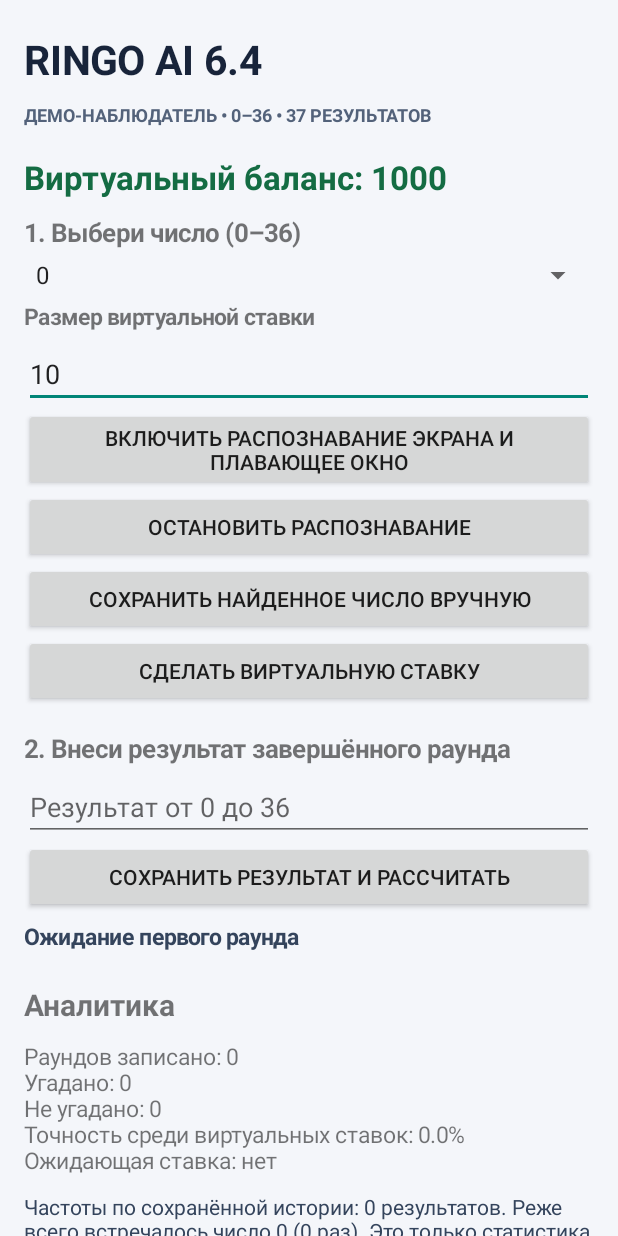
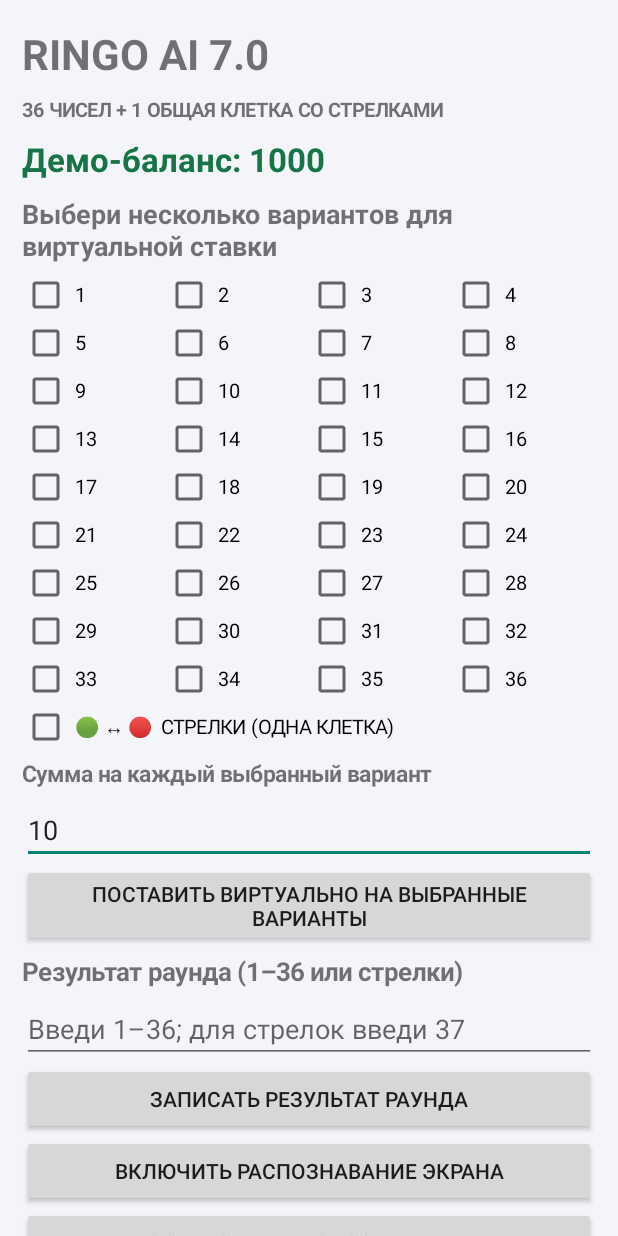
Before and after one commit to bivaz1744-oss/ringo-observer-android, an Android app: the screen it shows after launch (MainActivity), on a phone screen of 412 x 824 dp. Run offline under Robolectric (Android 15) with nearby library versions, the phone set to English and light mode, and no system bars.

Commit message:
Build Ringo AI 7.0 multi-selection demo tracker

```diff
--- a/app/src/main/java/com/ringoai/sixone/MainActivity.java
+++ b/app/src/main/java/com/ringoai/sixone/MainActivity.java
@@ -1,276 +1,70 @@
 package com.ringoai.sixone;
 
-import android.app.Activity;
-import android.os.Bundle;
+import android.app.*;
+import android.os.*;
+import android.content.*;
 import android.graphics.Typeface;
 import android.view.View;
 import android.widget.*;
-import android.content.Intent;
-import android.content.BroadcastReceiver;
-import android.content.Context;
-import android.content.IntentFilter;
 import android.media.projection.MediaProjectionManager;
 import android.provider.Settings;
 import android.net.Uri;
-import android.content.SharedPreferences;
-import java.util.ArrayList;
-import java.util.List;
-import java.util.Locale;
+import java.util.*;
 
 public class MainActivity extends Activity {
-    private SharedPreferences prefs;
-    private TextView balanceView, statsView, statusView, historyView, adviceView;
-    private Spinner numberSpinner;
-    private EditText stakeInput, resultInput;
-    private int balance, wins, losses, rounds;
-    private int lastOcrNumber = -1;
-    private static final int CAPTURE_REQUEST = 620;
-    private BroadcastReceiver ocrReceiver;
-    private int pendingNumber = -1, pendingStake = 0;
-    private final List<Integer> history = new ArrayList<>();
-    private static final int MAX_NUMBER = 36;
-    private static final int OUTCOMES = 37;
-    private static final double DEMO_MULTIPLIER = 5.2; // пример коэффициента из ранее предоставленных пользователем результатов
+  private static final int CAPTURE_REQUEST=620, ARROW=37, TOTAL=37;
+  private android.content.SharedPreferences prefs;
+  private final ArrayList<Integer> history=new ArrayList<>();
+  private final LinkedHashSet<Integer> selected=new LinkedHashSet<>();
+  private final ArrayList<CheckBox> choices=new ArrayList<>();
+  private TextView balanceView,statsView,statusView,historyView,adviceView;
+  private EditText stakeInput,resultInput;
+  private int balance,wins,losses,rounds,pendingStake;
+  private final LinkedHashSet<Integer> pending=new LinkedHashSet<>();
+  private BroadcastReceiver receiver;
 
-    @Override public void onCreate(Bundle saved) {
-        super.onCreate(saved);
-        prefs = getSharedPreferences("ringo62", MODE_PRIVATE);
-        balance = prefs.getInt("balance", 1000);
-        wins = prefs.getInt("wins", 0);
-        losses = prefs.getInt("losses", 0);
-        rounds = prefs.getInt("rounds", 0);
-        pendingNumber = prefs.getInt("pendingNumber", -1);
-        pendingStake = prefs.getInt("pendingStake", 0);
-        loadHistory();
-        buildUi();
-        registerOcrReceiver();
-        refresh();
-    }
-
-    private void registerOcrReceiver() {
-        ocrReceiver = new BroadcastReceiver() {
-            @Override public void onReceive(Context context, Intent intent) {
-                int n = intent.getIntExtra("number", -1);
-                if (n >= 0 && n <= 36) {
-                    lastOcrNumber = n;
-                    resultInput.setText(String.valueOf(n));
-                    recordResult();
-                    statusView.setText("Автоматически распознано и сохранено число " + n + ".");
-                }
-            }
-        };
-        IntentFilter filter = new IntentFilter(ScreenOcrService.ACTION_NUMBER);
-        if (android.os.Build.VERSION.SDK_INT >= 33) registerReceiver(ocrReceiver, filter, Context.RECEIVER_NOT_EXPORTED);
-        else registerReceiver(ocrReceiver, filter);
-    }
-    private void startScreenReader() {
-        if (!Settings.canDrawOverlays(this)) {
-            Intent overlay = new Intent(Settings.ACTION_MANAGE_OVERLAY_PERMISSION, Uri.parse("package:" + getPackageName()));
-            startActivity(overlay);
-            toast("Разреши отображение поверх других приложений, вернись сюда и снова нажми запуск.");
-            return;
-        }
-        MediaProjectionManager manager = (MediaProjectionManager)getSystemService(MEDIA_PROJECTION_SERVICE);
-        startActivityForResult(manager.createScreenCaptureIntent(), CAPTURE_REQUEST);
-    }
-    private void stopScreenReader() {
-        Intent i = new Intent(this, ScreenOcrService.class); i.setAction(ScreenOcrService.ACTION_STOP); startService(i);
-        toast("Распознавание остановлено.");
-    }
-    @Override protected void onActivityResult(int requestCode, int resultCode, Intent data) {
-        super.onActivityResult(requestCode, resultCode, data);
-        if (requestCode == CAPTURE_REQUEST) {
-            if (resultCode == RESULT_OK && data != null) {
-                Intent service = new Intent(this, ScreenOcrService.class);
-                service.putExtra("resultCode", resultCode); service.putExtra("data", data);
-                if (android.os.Build.VERSION.SDK_INT >= 26) startForegroundService(service); else startService(service);
-                toast("Распознавание экрана включено. Открой Buleto и покажи результат раунда.");
-            } else toast("Разрешение на запись экрана не предоставлено.");
-        }
-    }
-    @Override protected void onDestroy() {
-        if (ocrReceiver != null) { try { unregisterReceiver(ocrReceiver); } catch (Exception ignored) {} }
-        super.onDestroy();
-    }
-    private void buildUi() {
-        ScrollView scroll = new ScrollView(this);
-        LinearLayout root = new LinearLayout(this);
-        root.setOrientation(LinearLayout.VERTICAL);
-        root.setPadding(24, 24, 24, 32);
-        root.setBackgroundColor(0xFFF4F6FA);
-        scroll.addView(root);
-
-        TextView title = text("RINGO AI 6.4", 27, true);
-        title.setTextColor(0xFF18243A);
-        root.addView(title);
-        TextView subtitle = text("ДЕМО-НАБЛЮДАТЕЛЬ • 0–36 • 37 РЕЗУЛЬТАТОВ", 12, true);
-        subtitle.setTextColor(0xFF53627A);
-        root.addView(subtitle);
-
-        balanceView = text("", 22, true);
-        balanceView.setTextColor(0xFF146C43);
-        addGap(root, 12); root.addView(balanceView);
-
-        root.addView(text("1. Выбери число (0–36)", 17, true));
-        numberSpinner = new Spinner(this);
-        String[] nums = new String[OUTCOMES];
-        for (int i=0;i<OUTCOMES;i++) nums[i] = String.valueOf(i);
-        ArrayAdapter<String> adapter = new ArrayAdapter<>(this, android.R.layout.simple_spinner_item, nums);
-        adapter.setDropDownViewResource(android.R.layout.simple_spinner_dropdown_item);
-        numberSpinner.setAdapter(adapter);
-        root.addView(numberSpinner);
-
-        root.addView(text("Размер виртуальной ставки", 15, true));
-        stakeInput = new EditText(this);
-        stakeInput.setInputType(2);
-        stakeInput.setSingleLine(true);
-        stakeInput.setHint("Например, 10");
-        stakeInput.setText("10");
-        root.addView(stakeInput);
-
-        Button screenStart = button("Включить распознавание экрана и плавающее окно");
-        root.addView(screenStart);
-        screenStart.setOnClickListener(v -> startScreenReader());
-        Button screenStop = button("Остановить распознавание");
-        root.addView(screenStop);
-        screenStop.setOnClickListener(v -> stopScreenReader());
-        Button acceptOcr = button("Сохранить найденное число вручную");
-        root.addView(acceptOcr);
-        acceptOcr.setOnClickListener(v -> {
-            if (lastOcrNumber >= 0) {
-                resultInput.setText(String.valueOf(lastOcrNumber));
-                recordResult();
-                lastOcrNumber = -1;
-            } else toast("Пока число не распознано. Покажи результат раунда на экране.");
-        });
-        Button bet = button("Сделать виртуальную ставку");
-        root.addView(bet);
-        bet.setOnClickListener(v -> placeVirtualBet());
-
-        addGap(root, 16);
-        root.addView(text("2. Внеси результат завершённого раунда", 17, true));
-        resultInput = new EditText(this);
-        resultInput.setInputType(2);
-        resultInput.setSingleLine(true);
-        resultInput.setHint("Результат от 0 до 36");
-        root.addView(resultInput);
-        Button result = button("Сохранить результат и рассчитать");
-        root.addView(result);
-        result.setOnClickListener(v -> recordResult());
-
-        statusView = text("Ожидание первого раунда", 15, true);
-        statusView.setTextColor(0xFF34445C);
-        root.addView(statusView);
-
-        addGap(root, 16);
-        root.addView(text("Аналитика", 20, true));
-        statsView = text("", 15, false);
-        root.addView(statsView);
-        adviceView = text("", 14, false);
-        adviceView.setTextColor(0xFF34445C);
-        root.addView(adviceView);
-
-        addGap(root, 16);
-        root.addView(text("История результатов", 18, true));
-        historyView = text("Пока нет результатов", 14, false);
-        root.addView(historyView);
-
-        Button reset = button("Сбросить демо-баланс и статистику");
-        root.addView(reset);
-        reset.setOnClickListener(v -> resetDemo());
-
-        TextView note = text("Распознавание экрана экспериментальное: найденные отдельные числа автоматически добавляются в историю. Проверяй историю на точность распознавания. Прогноз не гарантирует выигрыш. Ставки только виртуальные.", 12, false);
-        note.setTextColor(0xFF68758A);
-        addGap(root, 12); root.addView(note);
-        setContentView(scroll);
-    }
-
-    private TextView text(String value, int size, boolean bold) {
-        TextView t = new TextView(this);
-        t.setText(value); t.setTextSize(size);
-        if (bold) t.setTypeface(null, Typeface.BOLD);
-        t.setPadding(0, 8, 0, 8);
-        return t;
-    }
-    private Button button(String label) {
-        Button b = new Button(this); b.setText(label); return b;
-    }
-    private void addGap(LinearLayout root, int h) {
-        View v = new View(this); root.addView(v, new LinearLayout.LayoutParams(1,h));
-    }
-    private void placeVirtualBet() {
-        if (pendingNumber >= 0) { toast("Сначала внеси результат текущего раунда."); return; }
-        int stake;
-        try { stake = Integer.parseInt(stakeInput.getText().toString().trim()); }
-        catch (Exception e) { toast("Введи размер ставки числом."); return; }
-        if (stake <= 0 || stake > balance) { toast("Ставка должна быть больше 0 и не превышать баланс."); return; }
-        pendingStake = stake;
-        pendingNumber = Integer.parseInt(numberSpinner.getSelectedItem().toString());
-        balance -= stake;
-        save();
-        statusView.setText("Виртуальный выбор: число " + pendingNumber + ", сумма " + pendingStake + ". Внеси результат раунда.");
-        refresh();
-    }
-    private void recordResult() {
-        int result;
-        try { result = Integer.parseInt(resultInput.getText().toString().trim()); }
-        catch (Exception e) { toast("Введи результат от 0 до 36."); return; }
-        if (result < 0 || result > MAX_NUMBER) { toast("Допустимы только числа от 0 до 36."); return; }
-        rounds++;
-        history.add(0, result);
-        if (history.size() > 500) history.remove(history.size()-1);
-        if (pendingNumber >= 0) {
-            if (result == pendingNumber) {
-                int payout = (int)Math.round(pendingStake * DEMO_MULTIPLIER);
-                balance += payout; wins++;
-                statusView.setText("Совпадение! Демо-начисление по условному коэффициенту 5,2: " + payout + ".");
-            } else {
-                losses++;
-                statusView.setText("Не совпало. Виртуальная ставка проиграна.");
-            }
-            pendingNumber = -1; pendingStake = 0;
-        } else {
-            statusView.setText("Результат сохранён. Ставки не было.");
-        }
-        resultInput.setText("");
-        save(); refresh();
-    }
-    private void refresh() {
-        balanceView.setText("Виртуальный баланс: " + balance);
-        int settled = wins + losses;
-        double accuracy = settled == 0 ? 0 : (wins * 100.0 / settled);
-        statsView.setText("Раундов записано: " + rounds + "\nУгадано: " + wins + "\nНе угадано: " + losses +
-                "\nТочность среди виртуальных ставок: " + String.format(Locale.US, "%.1f", accuracy) + "%" +
-                "\nОжидающая ставка: " + (pendingNumber < 0 ? "нет" : ("число " + pendingNumber + ", сумма " + pendingStake)));
-        int[] counts = new int[OUTCOMES];
-        for (int n : history) if (n >= 0 && n <= MAX_NUMBER) counts[n]++;
-        int least = 0;
-        for (int i=1;i<OUTCOMES;i++) if (counts[i] < counts[least]) least = i;
-        adviceView.setText("Частоты по сохранённой истории: " + history.size() + " результатов. Реже всего встречалось число " + least +
-                " (" + counts[least] + " раз). Это только статистика прошлого, НЕ прогноз: при случайных независимых раундах у всех 37 чисел одинаковый шанс.");
-        StringBuilder h = new StringBuilder();
-        for (int i=0;i<history.size() && i<100;i++) h.append("Раунд ").append(rounds-i).append(": ").append(history.get(i)).append("\n");
-        historyView.setText(h.length()==0 ? "Пока нет результатов" : h.toString());
-    }
-    private void loadHistory() {
-        String saved = prefs.getString("history", "");
-        if (saved == null || saved.isEmpty()) return;
-        String[] values = saved.split(",");
-        for (String value : values) {
-            try { int n = Integer.parseInt(value); if (n >= 0 && n <= MAX_NUMBER) history.add(n); }
-            catch (Exception ignored) { }
-        }
-    }
-    private void save() {
-        StringBuilder data = new StringBuilder();
-        for (int n : history) { if (data.length() > 0) data.append(","); data.append(n); }
-        prefs.edit().putInt("balance",balance).putInt("wins",wins).putInt("losses",losses)
-                .putInt("rounds",rounds).putInt("pendingNumber",pendingNumber)
-                .putInt("pendingStake",pendingStake).putString("history",data.toString()).apply();
-    }
-    private void resetDemo() {
-        balance=1000; wins=0; losses=0; rounds=0; pendingNumber=-1; pendingStake=0; history.clear();
-        save(); statusView.setText("Демо-режим сброшен. Баланс снова 1000."); refresh();
-    }
-    private void toast(String s) { Toast.makeText(this,s,Toast.LENGTH_LONG).show(); }
+  @Override public void onCreate(Bundle b){super.onCreate(b);prefs=getSharedPreferences("ringo70",0);
+    balance=prefs.getInt("balance",1000);wins=prefs.getInt("wins",0);losses=prefs.getInt("losses",0);rounds=prefs.getInt("rounds",0);pendingStake=prefs.getInt("pendingStake",0);
+    String p=prefs.getString("pending","");for(String s:p.split(","))try{if(!s.isEmpty())pending.add(Integer.parseInt(s));}catch(Exception e){}
+    String h=prefs.getString("history","");for(String s:h.split(","))try{if(!s.isEmpty())history.add(Integer.parseInt(s));}catch(Exception e){}
+    build(); registerOcr(); refresh();
+  }
+  private TextView txt(String s,int size,boolean bold){TextView t=new TextView(this);t.setText(s);t.setTextSize(size);t.setPadding(0,7,0,7);if(bold)t.setTypeface(null,Typeface.BOLD);return t;}
+  private Button btn(String s){Button b=new Button(this);b.setText(s);return b;}
+  private void gap(LinearLayout l,int h){View v=new View(this);l.addView(v,new LinearLayout.LayoutParams(1,h));}
+  private void build(){
+    ScrollView sc=new ScrollView(this);LinearLayout root=new LinearLayout(this);root.setOrientation(1);root.setPadding(22,18,22,30);root.setBackgroundColor(0xfff3f5f9);sc.addView(root);
+    root.addView(txt("RINGO AI 7.0",28,true));root.addView(txt("36 ЧИСЕЛ + 1 ОБЩАЯ КЛЕТКА СО СТРЕЛКАМИ",13,true));
+    balanceView=txt("",22,true);balanceView.setTextColor(0xff167447);root.addView(balanceView);
+    root.addView(txt("Выбери несколько вариантов для виртуальной ставки",18,true));
+    LinearLayout grid=new LinearLayout(this);grid.setOrientation(1);root.addView(grid);
+    for(int row=0;row<9;row++){LinearLayout line=new LinearLayout(this);line.setOrientation(0);grid.addView(line);
+      for(int col=1;col<=4;col++){int n=row*4+col;if(n>36)break;addChoice(line,n,String.valueOf(n),1);}}
+    LinearLayout arrowLine=new LinearLayout(this);arrowLine.setOrientation(0);grid.addView(arrowLine);addChoice(arrowLine,ARROW,"🟢 ↔ 🔴  СТРЕЛКИ (ОДНА КЛЕТКА)",2);
+    root.addView(txt("Сумма на каждый выбранный вариант",15,true));stakeInput=new EditText(this);stakeInput.setInputType(2);stakeInput.setText("10");stakeInput.setSingleLine(true);root.addView(stakeInput);
+    Button bet=btn("Поставить виртуально на выбранные варианты");root.addView(bet);bet.setOnClickListener(v->placeBet());
+    root.addView(txt("Результат раунда (1–36 или стрелки)",17,true));resultInput=new EditText(this);resultInput.setSingleLine(true);resultInput.setHint("Введи 1–36; для стрелок введи 37");resultInput.setInputType(2);root.addView(resultInput);
+    Button result=btn("Записать результат раунда");root.addView(result);result.setOnClickListener(v->record());
+    Button start=btn("Включить распознавание экрана");root.addView(start);start.setOnClickListener(v->startReader());
+    Button stop=btn("Остановить распознавание");root.addView(stop);stop.setOnClickListener(v->{Intent i=new Intent(this,ScreenOcrService.class);i.setAction(ScreenOcrService.ACTION_STOP);startService(i);});
+    statusView=txt("Готов к работе в демо-режиме",15,true);root.addView(statusView);
+    root.addView(txt("АНАЛИТИКА",20,true));statsView=txt("",15,false);root.addView(statsView);adviceView=txt("",14,false);root.addView(adviceView);
+    root.addView(txt("ИСТОРИЯ",18,true));historyView=txt("",14,false);root.addView(historyView);
+    Button reset=btn("Сбросить демо-данные");root.addView(reset);reset.setOnClickListener(v->{balance=1000;wins=losses=rounds=pendingStake=0;pending.clear();history.clear();selected.clear();for(CheckBox c:choices)c.setChecked(false);save();refresh();statusView.setText("Демо-данные сброшены.");});
+    root.addView(txt("Только виртуальные ставки. Прогноз не гарантирует выигрыш. Распознавание чисел экспериментальное; клетка стрелок распознаётся как отдельный результат только после проверки человеком.",12,false));
+    setContentView(sc);
+  }
+  private void addChoice(LinearLayout line,int n,String label,int weight){CheckBox c=new CheckBox(this);c.setText(label);c.setTextSize(13);c.setPadding(5,4,5,4);c.setOnCheckedChangeListener((b,on)->{if(on)selected.add(n);else selected.remove(n);});line.addView(c,new LinearLayout.LayoutParams(0,-2,weight));choices.add(c);}
+  private void placeBet(){if(!pending.isEmpty()){toast("Сначала запиши исход предыдущего раунда.");return;}if(selected.isEmpty()){toast("Выбери хотя бы один вариант.");return;}int stake;try{stake=Integer.parseInt(stakeInput.getText().toString());}catch(Exception e){toast("Проверь сумму.");return;}long total=(long)stake*selected.size();if(stake<=0||total>balance){toast("Недостаточно виртуального баланса.");return;}pending.addAll(selected);pendingStake=stake;balance-=total;save();statusView.setText("Виртуально выбрано: "+labels(pending)+". Общая сумма: "+total);refresh();}
+  private String labels(Collection<Integer> values){ArrayList<String>a=new ArrayList<>();for(int n:values)a.add(n==ARROW?"Стрелки":String.valueOf(n));return android.text.TextUtils.join(", ",a);}
+  private void record(){int n;try{n=Integer.parseInt(resultInput.getText().toString().trim());}catch(Exception e){toast("Введи число 1–36 или 37 для клетки стрелок.");return;}if(n<1||n>TOTAL){toast("Допустимы 1–36 и 37 (общая клетка стрелок).");return;}rounds++;history.add(0,n);if(history.size()>500)history.remove(history.size()-1);
+    if(!pending.isEmpty()){if(pending.contains(n)){int payout=(int)Math.round(pendingStake*5.2);balance+=payout;wins++;statusView.setText("Совпадение в демо-режиме. Условное начисление: "+payout);}else{losses++;statusView.setText("Не совпало. Виртуальная ставка проиграна.");}pending.clear();pendingStake=0;}else statusView.setText("Результат сохранён.");
+    resultInput.setText("");save();refresh();}
+  private void registerOcr(){receiver=new BroadcastReceiver(){public void onReceive(Context c,Intent i){int n=i.getIntExtra("number",-1);if(n>=1&&n<=36){resultInput.setText(String.valueOf(n));statusView.setText("OCR обнаружил "+n+" — проверь и нажми «Записать результат раунда».");}}};IntentFilter f=new IntentFilter(ScreenOcrService.ACTION_NUMBER);if(Build.VERSION.SDK_INT>=33)registerReceiver(receiver,f,Context.RECEIVER_NOT_EXPORTED);else registerReceiver(receiver,f);}
+  private void startReader(){if(!Settings.canDrawOverlays(this)){startActivity(new Intent(Settings.ACTION_MANAGE_OVERLAY_PERMISSION,Uri.parse("package:"+getPackageName())));return;}MediaProjectionManager m=(MediaProjectionManager)getSystemService(MEDIA_PROJECTION_SERVICE);startActivityForResult(m.createScreenCaptureIntent(),CAPTURE_REQUEST);}
+  @Override protected void onActivityResult(int r,int c,Intent d){super.onActivityResult(r,c,d);if(r==CAPTURE_REQUEST&&c==RESULT_OK&&d!=null){Intent s=new Intent(this,ScreenOcrService.class);s.putExtra("resultCode",c);s.putExtra("data",d);if(Build.VERSION.SDK_INT>=26)startForegroundService(s);else startService(s);}}
+  @Override protected void onDestroy(){if(receiver!=null)try{unregisterReceiver(receiver);}catch(Exception e){}super.onDestroy();}
+  private void refresh(){balanceView.setText("Демо-баланс: "+balance);int settled=wins+losses;statsView.setText("Раундов: "+rounds+"\nВыигранных виртуальных прогнозов: "+wins+"\nПроигранных: "+losses+"\nТочность: "+(settled==0?"—":String.format(Locale.US,"%.1f%%",wins*100.0/settled))+"\nАктивный выбор: "+(pending.isEmpty()?"нет":labels(pending)));int[] counts=new int[38];for(int n:history)counts[n]++;StringBuilder a=new StringBuilder("Частоты за "+history.size()+" раундов: ");for(int n=1;n<=37;n++)a.append(n==37?"стрелки":n).append("=").append(counts[n]).append(n==37?"":"  ");adviceView.setText(a+"\nЧастота прошлого не гарантирует следующий результат.");StringBuilder h=new StringBuilder();for(int i=0;i<Math.min(80,history.size());i++)h.append("#").append(rounds-i).append(": ").append(history.get(i)==37?"СТРЕЛКИ":history.get(i)).append("\n");historyView.setText(h.length()==0?"История пока пуста":h.toString());}
+  private void save(){StringBuilder h=new StringBuilder(),p=new StringBuilder();for(int n:history){if(h.length()>0)h.append(",");h.append(n);}for(int n:pending){if(p.length()>0)p.append(",");p.append(n);}prefs.edit().putInt("balance",balance).putInt("wins",wins).putInt("losses",losses).putInt("rounds",rounds).putInt("pendingStake",pendingStake).putString("pending",p.toString()).putString("history",h.toString()).apply();}
+  private void toast(String s){Toast.makeText(this,s,Toast.LENGTH_LONG).show();}
 }
```
